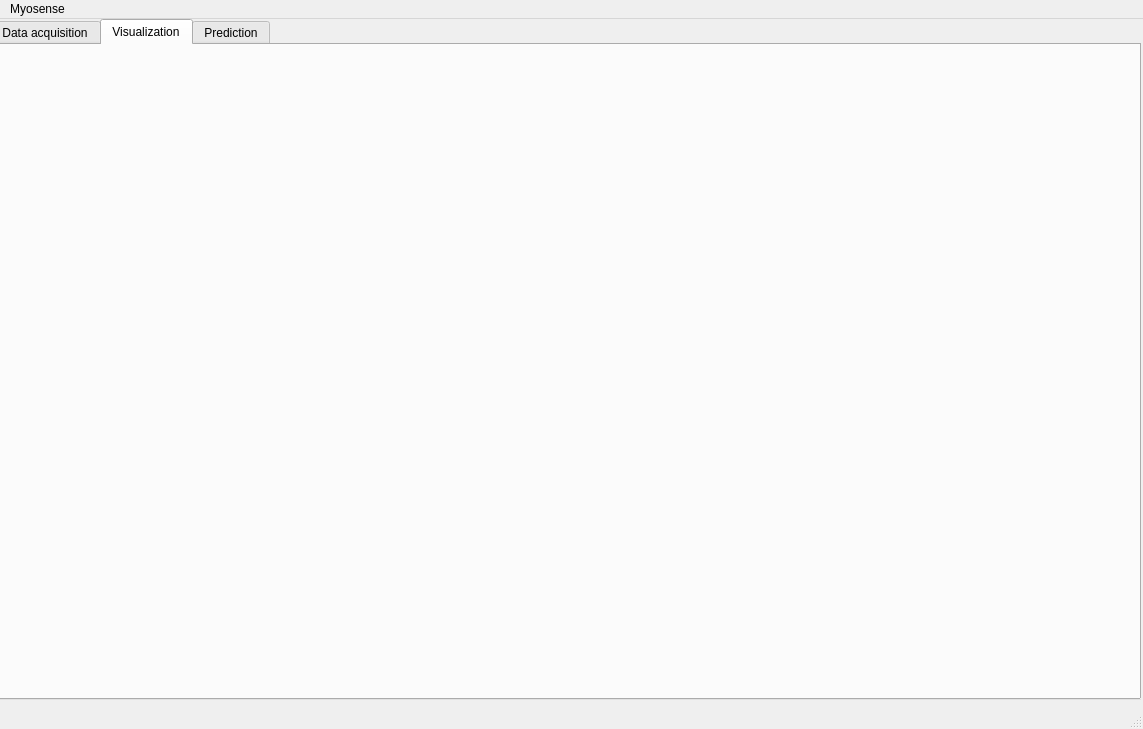
First picture: the form in front/mainwindow.ui, repository Juanraw/Myosense, before the edit.
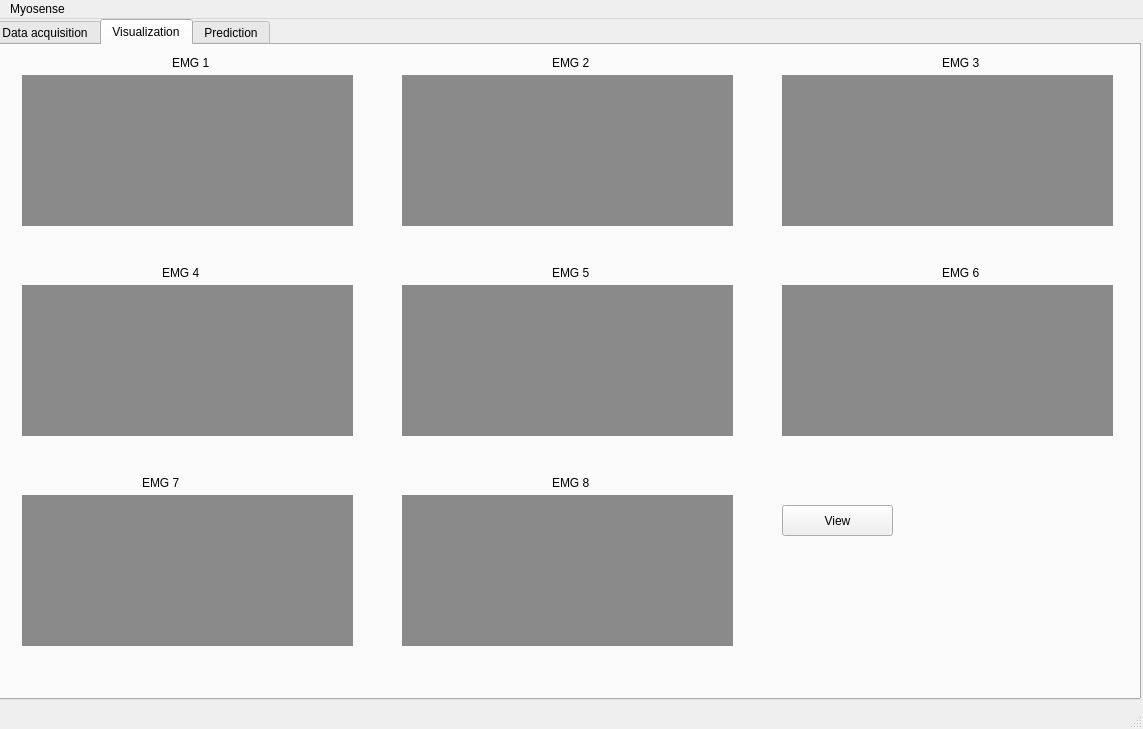
Second picture: the form after the edit. The open tabs and pages were chosen to show the change. Custom widgets are drawn as their Qt base class.

The edit to the form file:
```diff
--- a/front/mainwindow.ui
+++ b/front/mainwindow.ui
@@ -579,6 +579,230 @@
      <attribute name="title">
       <string>Visualization</string>
      </attribute>
+     <widget class="QPushButton" name="ViewButton">
+      <property name="geometry">
+       <rect>
+        <x>790</x>
+        <y>460</y>
+        <width>111</width>
+        <height>31</height>
+       </rect>
+      </property>
+      <property name="styleSheet">
+       <string notr="true"/>
+      </property>
+      <property name="text">
+       <string>View</string>
+      </property>
+     </widget>
+     <widget class="QCustomPlot" name="EmgGraph1" native="true">
+      <property name="geometry">
+       <rect>
+        <x>30</x>
+        <y>30</y>
+        <width>331</width>
+        <height>151</height>
+       </rect>
+      </property>
+      <property name="styleSheet">
+       <string notr="true">background-color: rgb(138, 138, 138);</string>
+      </property>
+     </widget>
+     <widget class="QCustomPlot" name="EmgGraph4" native="true">
+      <property name="geometry">
+       <rect>
+        <x>30</x>
+        <y>240</y>
+        <width>331</width>
+        <height>151</height>
+       </rect>
+      </property>
+      <property name="styleSheet">
+       <string notr="true">background-color: rgb(138, 138, 138);</string>
+      </property>
+     </widget>
+     <widget class="QCustomPlot" name="EmgGraph2" native="true">
+      <property name="geometry">
+       <rect>
+        <x>410</x>
+        <y>30</y>
+        <width>331</width>
+        <height>151</height>
+       </rect>
+      </property>
+      <property name="styleSheet">
+       <string notr="true">background-color: rgb(138, 138, 138);</string>
+      </property>
+     </widget>
+     <widget class="QCustomPlot" name="EmgGraph5" native="true">
+      <property name="geometry">
+       <rect>
+        <x>410</x>
+        <y>240</y>
+        <width>331</width>
+        <height>151</height>
+       </rect>
+      </property>
+      <property name="styleSheet">
+       <string notr="true">background-color: rgb(138, 138, 138);</string>
+      </property>
+     </widget>
+     <widget class="QCustomPlot" name="EmgGraph7" native="true">
+      <property name="geometry">
+       <rect>
+        <x>30</x>
+        <y>450</y>
+        <width>331</width>
+        <height>151</height>
+       </rect>
+      </property>
+      <property name="styleSheet">
+       <string notr="true">background-color: rgb(138, 138, 138);</string>
+      </property>
+     </widget>
+     <widget class="QCustomPlot" name="EmgGraph8" native="true">
+      <property name="geometry">
+       <rect>
+        <x>410</x>
+        <y>450</y>
+        <width>331</width>
+        <height>151</height>
+       </rect>
+      </property>
+      <property name="styleSheet">
+       <string notr="true">background-color: rgb(138, 138, 138);</string>
+      </property>
+     </widget>
+     <widget class="QCustomPlot" name="EmgGraph6" native="true">
+      <property name="geometry">
+       <rect>
+        <x>790</x>
+        <y>240</y>
+        <width>331</width>
+        <height>151</height>
+       </rect>
+      </property>
+      <property name="styleSheet">
+       <string notr="true">background-color: rgb(138, 138, 138);</string>
+      </property>
+     </widget>
+     <widget class="QCustomPlot" name="EmgGraph3" native="true">
+      <property name="geometry">
+       <rect>
+        <x>790</x>
+        <y>30</y>
+        <width>331</width>
+        <height>151</height>
+       </rect>
+      </property>
+      <property name="styleSheet">
+       <string notr="true">background-color: rgb(138, 138, 138);</string>
+      </property>
+     </widget>
+     <widget class="QLabel" name="label_15">
+      <property name="geometry">
+       <rect>
+        <x>180</x>
+        <y>10</y>
+        <width>49</width>
+        <height>16</height>
+       </rect>
+      </property>
+      <property name="text">
+       <string>EMG 1</string>
+      </property>
+     </widget>
+     <widget class="QLabel" name="label_16">
+      <property name="geometry">
+       <rect>
+        <x>560</x>
+        <y>10</y>
+        <width>49</width>
+        <height>16</height>
+       </rect>
+      </property>
+      <property name="text">
+       <string>EMG 2</string>
+      </property>
+     </widget>
+     <widget class="QLabel" name="label_17">
+      <property name="geometry">
+       <rect>
+        <x>950</x>
+        <y>10</y>
+        <width>49</width>
+        <height>16</height>
+       </rect>
+      </property>
+      <property name="text">
+       <string>EMG 3</string>
+      </property>
+     </widget>
+     <widget class="QLabel" name="label_18">
+      <property name="geometry">
+       <rect>
+        <x>170</x>
+        <y>220</y>
+        <width>49</width>
+        <height>16</height>
+       </rect>
+      </property>
+      <property name="text">
+       <string>EMG 4</string>
+      </property>
+     </widget>
+     <widget class="QLabel" name="label_19">
+      <property name="geometry">
+       <rect>
+        <x>560</x>
+        <y>220</y>
+        <width>49</width>
+        <height>16</height>
+       </rect>
+      </property>
+      <property name="text">
+       <string>EMG 5</string>
+      </property>
+     </widget>
+     <widget class="QLabel" name="label_20">
+      <property name="geometry">
+       <rect>
+        <x>950</x>
+        <y>220</y>
+        <width>49</width>
+        <height>16</height>
+       </rect>
+      </property>
+      <property name="text">
+       <string>EMG 6</string>
+      </property>
+     </widget>
+     <widget class="QLabel" name="label_21">
+      <property name="geometry">
+       <rect>
+        <x>150</x>
+        <y>430</y>
+        <width>49</width>
+        <height>16</height>
+       </rect>
+      </property>
+      <property name="text">
+       <string>EMG 7</string>
+      </property>
+     </widget>
+     <widget class="QLabel" name="label_22">
+      <property name="geometry">
+       <rect>
+        <x>560</x>
+        <y>430</y>
+        <width>49</width>
+        <height>16</height>
+       </rect>
+      </property>
+      <property name="text">
+       <string>EMG 8</string>
+      </property>
+     </widget>
     </widget>
     <widget class="QWidget" name="prediction">
      <attribute name="title">
```
Left out of the diff: 39 changed lines with no effect on the pictures.
